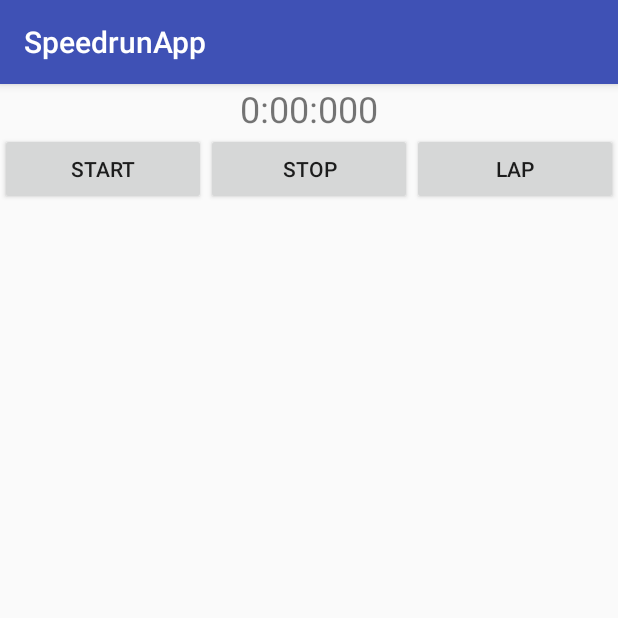
After one commit to bzhu36/SpeedrunApp, an Android app: the fragment SplitFrag shown on its own in the app's theme, on a phone screen of 412 x 824 dp, the top half of it. The commit adds this screen. Run offline under Robolectric (Android 15) with nearby library versions, the phone set to English and light mode, and no system bars.

Commit message:
Added clicks to timer and add card. Both opens up dialog fragments. Add card fragment is empty. Need to change game info dialog fragment to regular fragment. Lap on timer is not working properly, results in crash.

```diff
--- /dev/null
+++ b/app/src/main/java/edu/ucsb/cs/cs184/speedrun/speedrunapp/SplitFrag.java
@@ -0,0 +1,103 @@
+package edu.ucsb.cs.cs184.speedrun.speedrunapp;
+
+
+import android.app.DialogFragment;
+import android.content.Context;
+import android.os.Bundle;
+import android.app.Fragment;
+import android.os.Handler;
+import android.os.SystemClock;
+import android.support.v7.widget.RecyclerView;
+import android.view.LayoutInflater;
+import android.view.View;
+import android.view.ViewGroup;
+import android.widget.Button;
+import android.widget.LinearLayout;
+import android.widget.TextView;
+
+
+/**
+ * A simple {@link Fragment} subclass.
+ */
+public class SplitFrag extends DialogFragment {
+
+    Button start;
+    Button stop;
+    Button lap;
+    TextView timer;
+    Context context;
+    LinearLayout container;
+    Handler customHandler = new Handler();
+    Runnable timerThread = new Runnable() {
+        @Override
+        public void run() {
+            timeInMillis = SystemClock.uptimeMillis()-startTime;
+            updateTime = timeSwapBuff+timeInMillis;
+            int secs = (int) updateTime/1000;
+            int mins = secs/60;
+            int hours = mins/60;
+            mins%=60;
+            secs%=60;
+            int millis = (int) updateTime%1000;
+            if(hours > 0)
+                timer.setText(""+hours+":"+String.format("%02d",mins)+":"+String.format("%02d",secs)+":"+String.format("%03d",millis));
+            else if(hours == 0)
+                timer.setText(""+mins+":"+String.format("%02d",secs)+":"+String.format("%03d",millis));
+            customHandler.postDelayed(this,0);
+        }
+    };
+
+    long startTime=0L,timeInMillis=0L,timeSwapBuff=0L, updateTime=0L;
+    public SplitFrag() {
+        // Required empty public constructor
+    }
+
+
+    @Override
+    public View onCreateView(LayoutInflater inflater, ViewGroup container,
+                             Bundle savedInstanceState) {
+        // Inflate the layout for this fragment
+        View view = inflater.inflate(R.layout.fragment_split, container, false);
+        start = (Button) view.findViewById(R.id.start);
+        stop = (Button) view.findViewById(R.id.stop);
+        lap = (Button) view.findViewById(R.id.lap);
+        timer = (TextView) view.findViewById(R.id.display);
+        this.container = (LinearLayout) view.findViewById(R.id.container);
+        start.setOnClickListener(new View.OnClickListener() {
+            @Override
+            public void onClick(View v) {
+                startTime = SystemClock.uptimeMillis();
+
+                customHandler.postDelayed(timerThread,0);
+
+            }
+        });
+        stop.setOnClickListener(new View.OnClickListener() {
+            @Override
+            public void onClick(View v) {
+                timeSwapBuff += timeInMillis;
+
+                customHandler.removeCallbacks(timerThread);
+            }
+        });
+        lap.setOnClickListener(new View.OnClickListener() {
+            @Override
+            public void onClick(View v) {
+                LayoutInflater inflater = (LayoutInflater) context.getSystemService(Context.LAYOUT_INFLATER_SERVICE);
+                View mView = inflater.inflate(R.layout.lap, null);
+                TextView value = (TextView) mView.findViewById(R.id.textContent);
+                value.setText(timer.getText().toString());
+                container.addView(mView);
+            }
+        });
+
+
+        return view;
+    }
+
+    @Override
+    public void onAttach(Context context){
+        super.onAttach(context);
+        this.context = context;
+    }
+}
--- /dev/null
+++ b/app/src/main/res/layout/fragment_split.xml
@@ -0,0 +1,60 @@
+<LinearLayout xmlns:android="http://schemas.android.com/apk/res/android"
+    xmlns:tools="http://schemas.android.com/tools"
+    android:orientation="vertical"
+    android:layout_width="match_parent"
+    android:layout_height="match_parent"
+    android:minHeight="240dp"
+    android:minWidth="2400dp"
+    tools:context="edu.ucsb.cs.cs184.speedrun.speedrunapp.SplitFrag">
+
+    <!-- TODO: Update blank fragment layout -->
+    <TextView
+        android:id="@+id/display"
+        android:layout_width="wrap_content"
+        android:layout_height="wrap_content"
+        android:textSize="24dp"
+        android:layout_gravity="center_horizontal"
+        android:text="0:00:000" />
+    <LinearLayout
+        android:layout_width="match_parent"
+        android:layout_height="wrap_content"
+        android:orientation="horizontal">
+
+        <Button
+            android:id="@+id/start"
+            android:layout_width="wrap_content"
+            android:layout_height="wrap_content"
+            android:layout_weight="1"
+            android:text="Start" />
+
+        <Button
+            android:id="@+id/stop"
+            android:layout_width="wrap_content"
+            android:layout_height="wrap_content"
+            android:layout_weight="1"
+            android:text="Stop" />
+
+        <Button
+            android:id="@+id/lap"
+            android:layout_width="wrap_content"
+            android:layout_height="wrap_content"
+            android:layout_weight="1"
+            android:text="Lap" />
+    </LinearLayout>
+        <LinearLayout
+            android:layout_width="match_parent"
+            android:layout_height="wrap_content"
+            android:orientation="vertical">
+            <ScrollView
+                android:layout_width="match_parent"
+                android:layout_height="wrap_content">
+                <LinearLayout
+                    android:layout_width="match_parent"
+                    android:layout_height="wrap_content"
+                    android:id ="@+id/container"
+                    android:orientation="vertical"
+                    >
+                </LinearLayout>
+            </ScrollView>
+        </LinearLayout>
+    </LinearLayout>
```
Also changed, not shown: app/src/main/java/edu/ucsb/cs/cs184/speedrun/speedrunapp/AddGameFrag.java (added, +31 -0 lines), app/src/main/java/edu/ucsb/cs/cs184/speedrun/speedrunapp/TimerAdapter.java (+61 -26 lines), app/src/main/java/edu/ucsb/cs/cs184/speedrun/speedrunapp/TimerFrag.java (+1 -34 lines), app/src/main/res/layout/add_row.xml (added, +62 -0 lines), app/src/main/res/layout/fragment_add_game.xml (added, +13 -0 lines), app/src/main/res/layout/lap.xml (added, +12 -0 lines), app/src/main/res/drawable/add_icon.png (added), app/src/main/res/drawable/if_add_126583.png (added).
